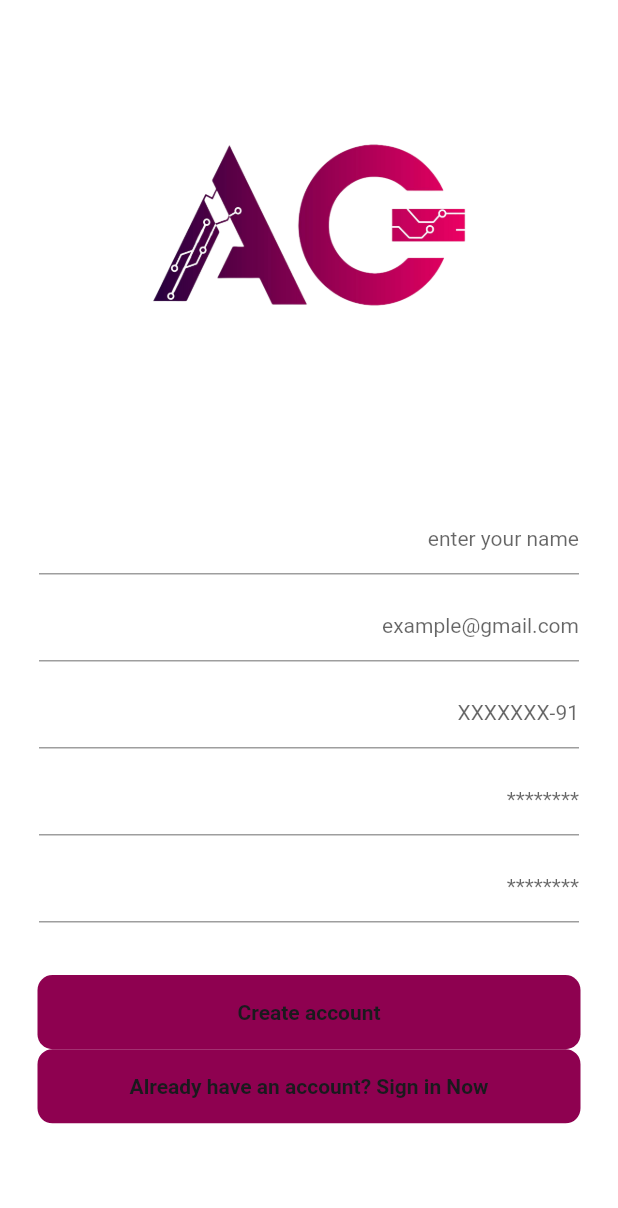
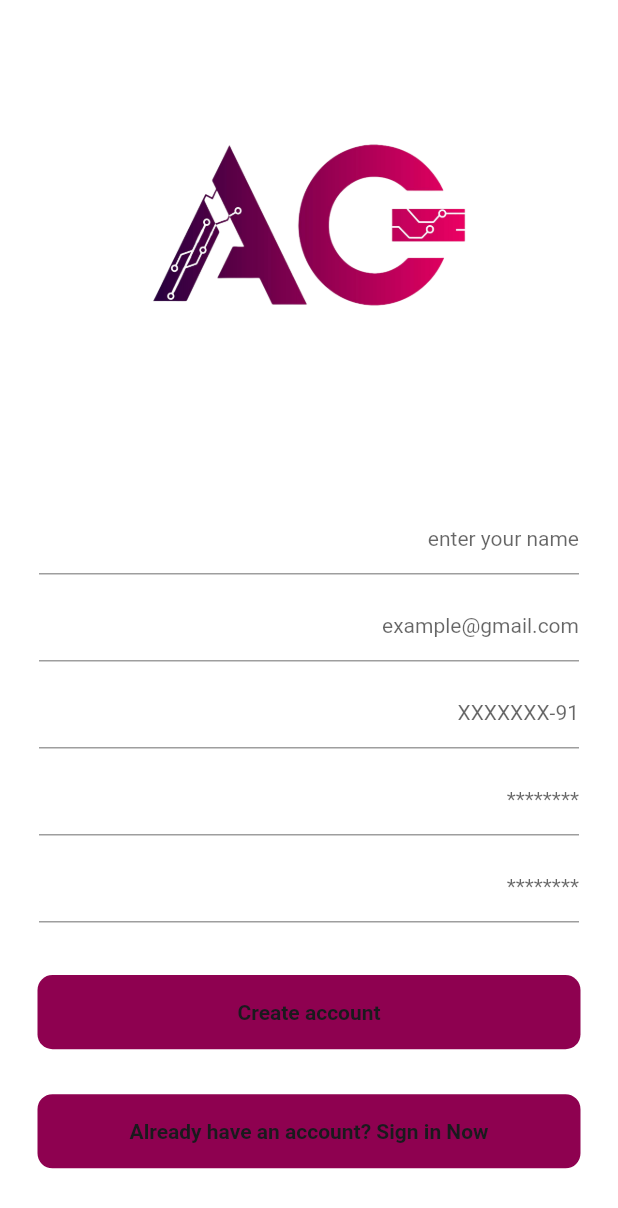
Before and after one commit to Ayahabdalmagied/arriada-group, a Flutter app: the RegisterScreen screen opened directly, on a phone screen of 412 x 824 dp. Shown: the top 1208 px of the screen. Run offline on Flutter 3.47's test engine with Material 2 defaults, Android fonts, the phone set to English and light mode, and no system bars; our stand-ins replace firebase_auth, firebase_core, google_fonts, introduction_screen; missing offline and left inert: tap_debouncer; accounts and stored records are empty; generated files the repository leaves out were written again; Roboto replaces fonts that are missing (Cairo).

Commit message:
5/4/2023-2:54

```diff
--- a/lib/screens/auth_screens/register_screen.dart
+++ b/lib/screens/auth_screens/register_screen.dart
@@ -129,6 +129,9 @@ class _RegisterScreenState extends State<RegisterScreen> {
                     }
                   }),
             ),
+            const SizedBox(
+              height: 30,
+            ),
             GestureDetector(
               onTap: toLogin,
               child: MainButton(
```
Also changed, not shown: lib/screens/auth_screens/login_screen.dart (+8 -1 lines).
